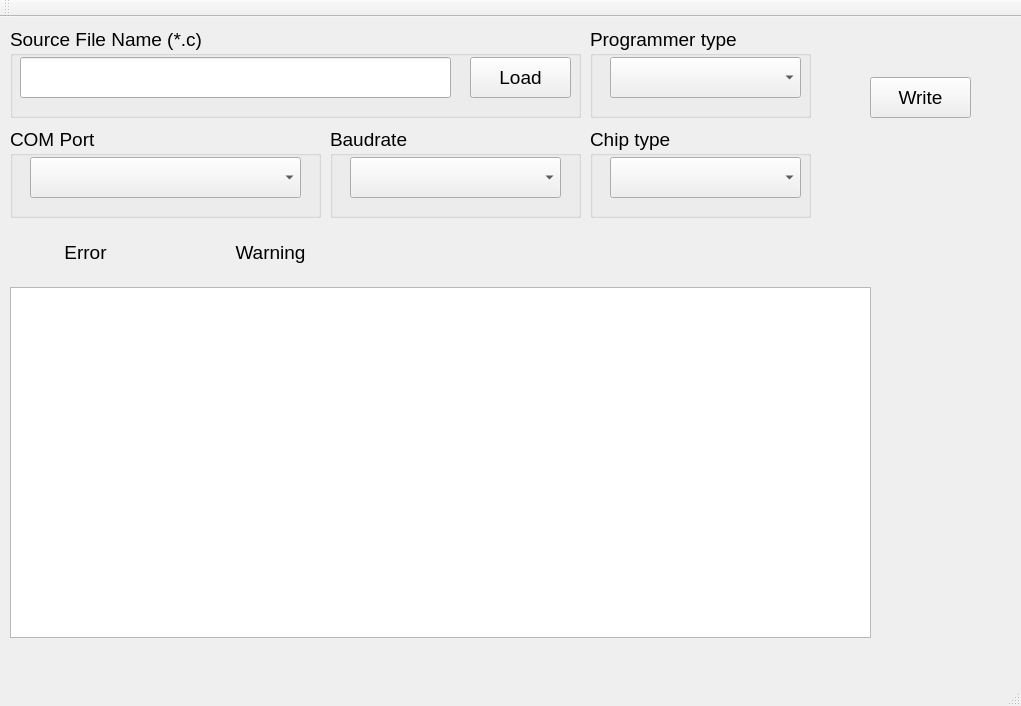
Before: the Qt Designer form mainwindow.ui in jefftsai8049/AVRWriter_NTUBIME, drawn with Qt 5.
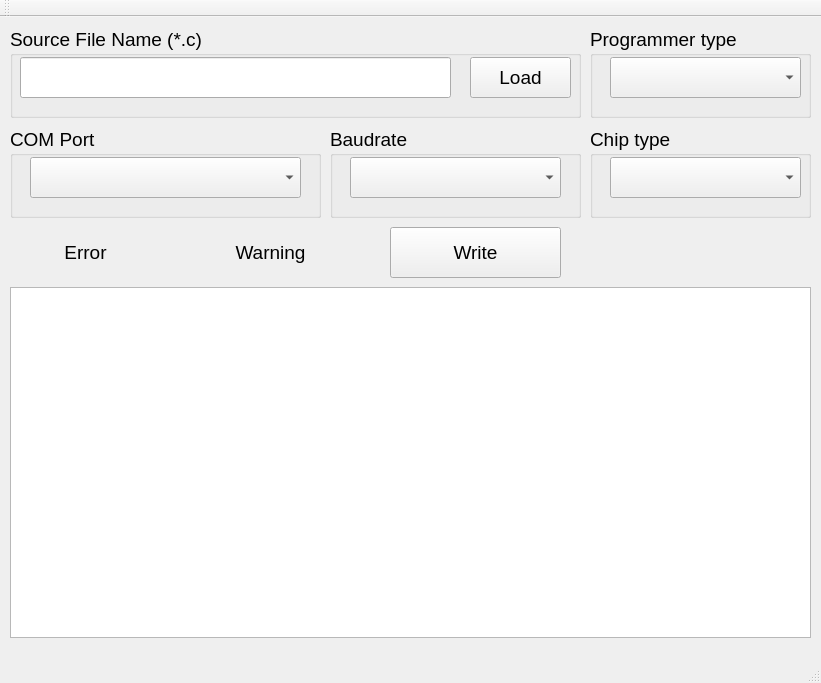
After: the same form once the commit is applied. Icons and pictures are not drawn.

```diff
--- a/mainwindow.ui
+++ b/mainwindow.ui
@@ -6,8 +6,8 @@
    <rect>
     <x>0</x>
     <y>0</y>
-    <width>1021</width>
-    <height>706</height>
+    <width>821</width>
+    <height>683</height>
    </rect>
   </property>
   <property name="font">
@@ -25,7 +25,7 @@
      <rect>
       <x>10</x>
       <y>270</y>
-      <width>861</width>
+      <width>801</width>
       <height>351</height>
      </rect>
     </property>
@@ -121,10 +121,10 @@
    <widget class="QPushButton" name="write_pushButton">
     <property name="geometry">
      <rect>
-      <x>870</x>
-      <y>60</y>
-      <width>101</width>
-      <height>41</height>
+      <x>390</x>
+      <y>210</y>
+      <width>171</width>
+      <height>51</height>
      </rect>
     </property>
     <property name="text">
```
Left out of the diff: 4 changed lines with no effect on the pictures.
